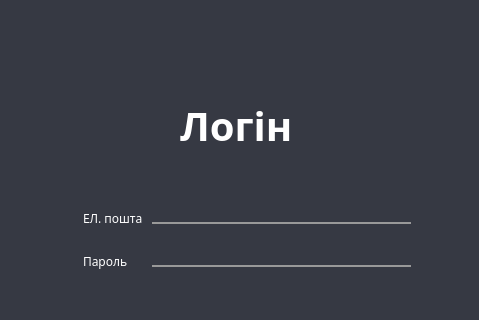
Before: the Qt Designer form login.ui in Annakkm/Todolist, drawn with Qt 5; both pictures show x 0 to 479 and y 0 to 320 of the 479 by 530 pixel window.
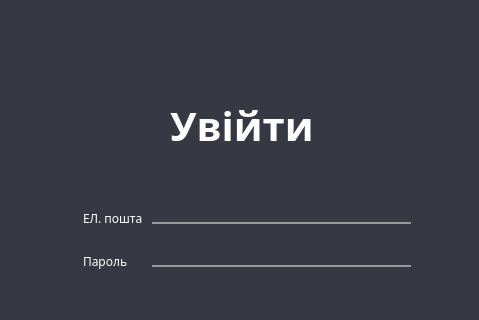
After: the same form once the commit is applied. Icons and pictures are not drawn.

Commit message: виправила текст в ui

Diff of the .ui file:
```diff
--- a/login.ui
+++ b/login.ui
@@ -61,9 +61,9 @@
   <widget class="QLabel" name="label_reg">
    <property name="geometry">
     <rect>
-     <x>180</x>
+     <x>170</x>
      <y>90</y>
-     <width>151</width>
+     <width>171</width>
      <height>71</height>
     </rect>
    </property>
@@ -81,7 +81,7 @@
 </string>
    </property>
    <property name="text">
-    <string>Логін</string>
+    <string>Увійти</string>
    </property>
   </widget>
   <widget class="QWidget" name="gridLayoutWidget">
```
The commit also changes 6 other files.
